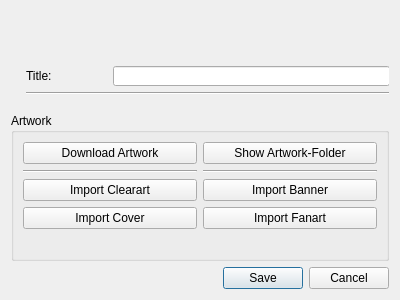
FusionLauncher/FusionClient, file gameinfodialog.ui: the form before one commit.
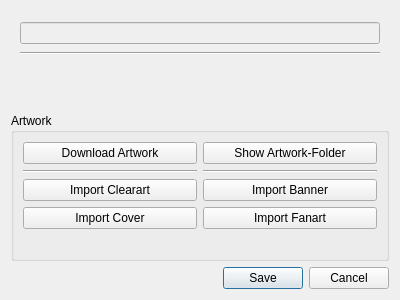
The form after the commit.

Commit message: Polished the The GameInfoDialog: Add Info when getting Artwork, DialogTitle, Readonly for Game-Name-Field

```diff
--- a/gameinfodialog.ui
+++ b/gameinfodialog.ui
@@ -16,44 +16,43 @@
   <layout class="QVBoxLayout" name="verticalLayout">
    <item>
     <widget class="QWidget" name="widget_2" native="true">
-     <widget class="QLabel" name="label">
-      <property name="geometry">
-       <rect>
-        <x>15</x>
-        <y>55</y>
-        <width>81</width>
-        <height>20</height>
-       </rect>
-      </property>
-      <property name="text">
-       <string>Title:</string>
-      </property>
-     </widget>
+     <layout class="QVBoxLayout" name="verticalLayout_2">
+      <item>
      <widget class="QLineEdit" name="lineEdit">
-      <property name="geometry">
-       <rect>
-        <x>102</x>
-        <y>55</y>
-        <width>277</width>
-        <height>20</height>
-       </rect>
-      </property>
-     </widget>
+        <property name="enabled">
+         <bool>false</bool>
+        </property>
+        <property name="readOnly">
+         <bool>true</bool>
+        </property>
+       </widget>
+      </item>
+      <item>
      <widget class="Line" name="line">
-      <property name="geometry">
-       <rect>
-        <x>15</x>
-        <y>81</y>
-        <width>364</width>
-        <height>3</height>
-       </rect>
-      </property>
       <property name="orientation">
        <enum>Qt::Horizontal</enum>
       </property>
      </widget>
+      </item>
+     </layout>
     </widget>
    </item>
+   <item>
+    <spacer name="verticalSpacer">
+     <property name="orientation">
+      <enum>Qt::Vertical</enum>
+     </property>
+     <property name="sizeType">
+      <enum>QSizePolicy::Fixed</enum>
+     </property>
+     <property name="sizeHint" stdset="0">
+      <size>
+       <width>20</width>
+       <height>40</height>
+      </size>
+     </property>
+    </spacer>
+   </item>
    <item>
     <widget class="QGroupBox" name="groupBox">
      <property name="title">
```
Left out of the diff: 2 changed lines with no effect on the pictures. Lines whose indentation alone changed are shown as unchanged. The commit also changes 1 other file.
